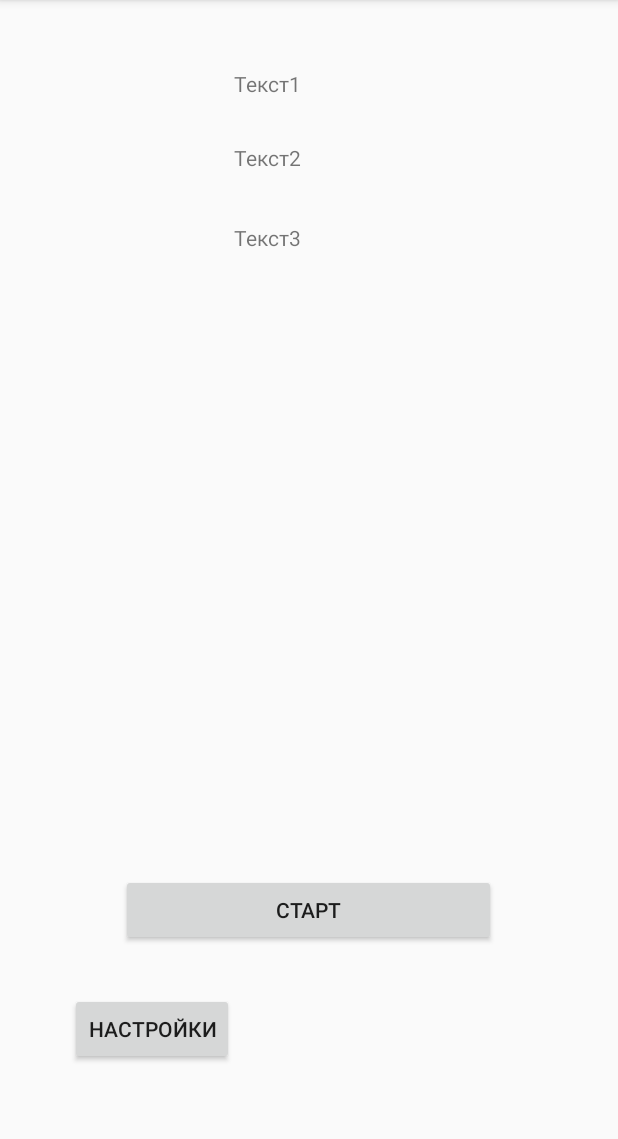
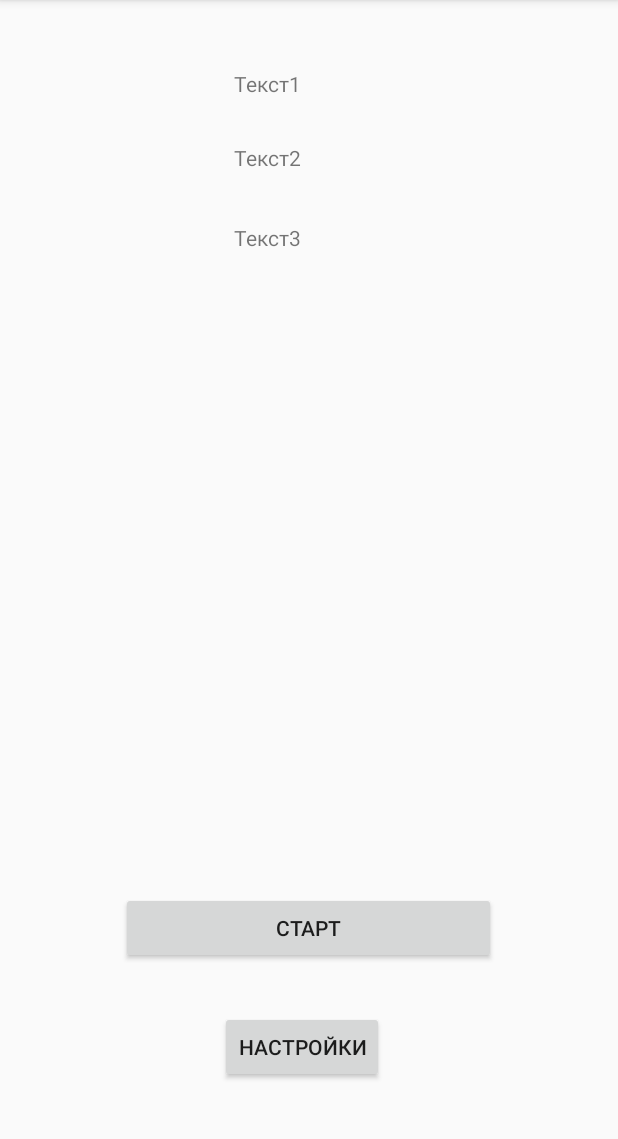
Before and after one commit to neooffline/Detector, an Android app: the screen it shows after launch (MainActivity), on a phone screen of 412 x 824 dp, the part 84-1223 px from its top. Run offline under Robolectric (Android 15) with nearby library versions, the phone set to English and light mode, and no system bars.

Commit message:
"3 Activities"

```diff
--- a/app/src/main/AndroidManifest.xml
+++ b/app/src/main/AndroidManifest.xml
@@ -17,6 +17,9 @@
         <activity android:name=".AboutActivity"
                   android:label="@string/about_title">
         </activity>
+        <activity android:name=".SameActivity"
+                  android:label="SamePage">
+        </activity>
     </application>
 
 </manifest>
--- a/app/src/main/res/layout/activity_about.xml
+++ b/app/src/main/res/layout/activity_about.xml
@@ -19,7 +19,8 @@
             app:layout_constraintBottom_toTopOf="@+id/backToMain" android:layout_marginEnd="16dp"
             app:layout_constraintRight_toRightOf="parent" android:layout_marginStart="16dp"
             app:layout_constraintLeft_toLeftOf="parent" android:layout_marginTop="16dp"
-            app:layout_constraintTop_toTopOf="parent" android:layout_width="360dp" android:layout_height="410dp">
+            app:layout_constraintTop_toTopOf="parent" android:layout_width="360dp" android:layout_height="410dp"
+            app:layout_constraintHorizontal_bias="0.0" app:layout_constraintVertical_bias="0.0">
         <Switch
                 android:text="Switch"
                 android:layout_width="match_parent"
--- a/app/src/main/res/layout/activity_main.xml
+++ b/app/src/main/res/layout/activity_main.xml
@@ -36,20 +36,17 @@
             android:layout_below="@+id/textView2" android:layout_alignStart="@+id/textView2"
             android:layout_marginTop="34dp"/>
     <Button
-            android:text="Старт"
             android:layout_width="wrap_content"
             android:layout_height="wrap_content"
             android:id="@+id/buttonStart"
             android:minWidth="250dp"
-            android:layout_above="@+id/buttonSettings" android:layout_centerHorizontal="true"
-            android:layout_marginBottom="31dp"/>
+            android:layout_marginBottom="31dp" android:layout_above="@+id/buttonSettings"
+            android:layout_centerHorizontal="true" android:text="@string/startButton"/>
     <Button
             android:text="@string/settingsButton"
             android:layout_width="wrap_content"
             android:layout_height="wrap_content"
             android:id="@+id/buttonSettings"
             android:onClick="settingsCall"
-            android:layout_marginBottom="12dp"
-            android:layout_alignParentBottom="true" android:layout_toStartOf="@+id/textView3"
-    />
+            android:layout_alignParentBottom="true" android:layout_alignEnd="@+id/textView3"/>
 </RelativeLayout>
--- /dev/null
+++ b/app/src/main/res/layout/activity_same_page.xml
@@ -0,0 +1,6 @@
+<?xml version="1.0" encoding="utf-8"?>
+<RelativeLayout xmlns:android="http://schemas.android.com/apk/res/android"
+                android:layout_width="match_parent"
+                android:layout_height="match_parent">
+
+</RelativeLayout>
--- a/app/src/main/res/values/strings.xml
+++ b/app/src/main/res/values/strings.xml
@@ -5,4 +5,5 @@
     <string name="backButton">Назад</string>
     <string name="about_title">About</string>
     <string name="settingsButton">Настройки</string>
+    <string name="startButton">Старт</string>
 </resources>
```
Also changed, not shown: app/src/main/java/ru/neooffline/mephi/detector/SameActivity.java (added, +7 -0 lines), 80 other files.
